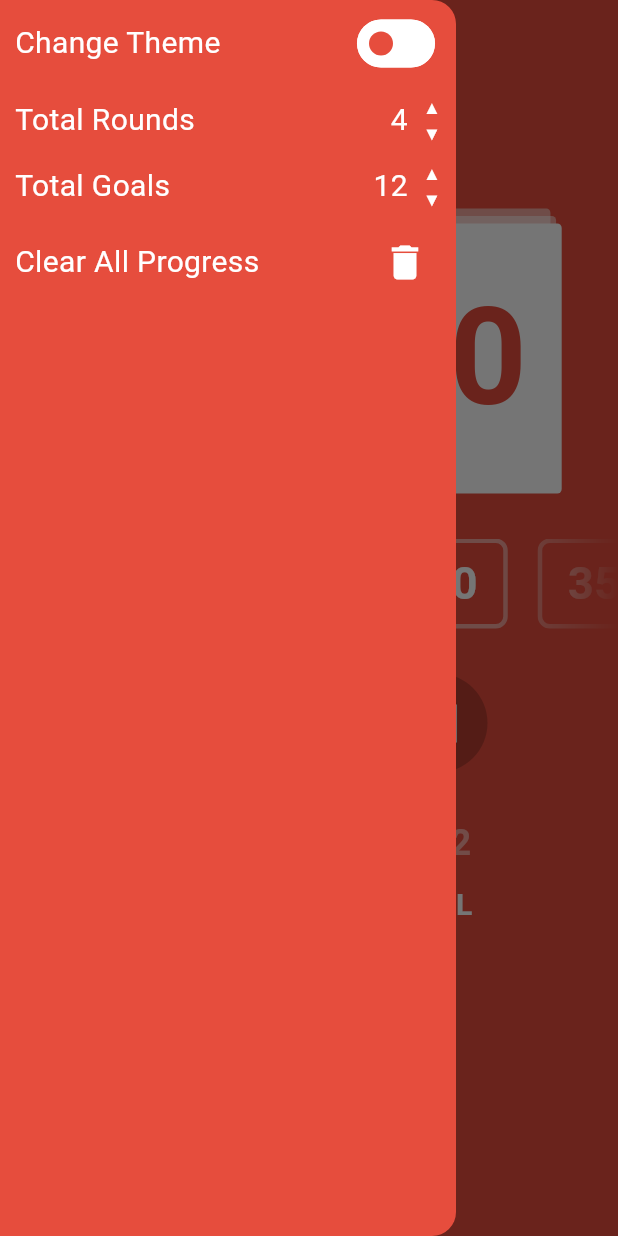
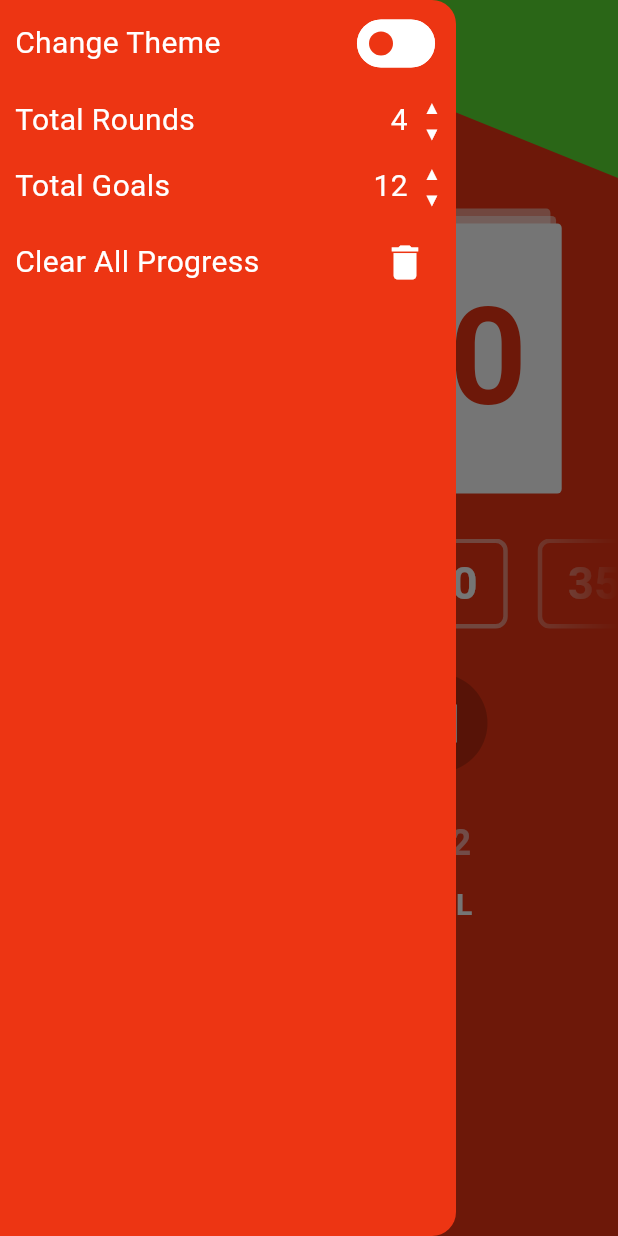
Before and after one commit to WonHyun/flutter-study-challenge, a Flutter app: the screen it shows after launch, after a tap on the "menu" icon, on a phone screen of 412 x 824 dp. Run offline on Flutter 3.47's test engine with Material 3 defaults, Android fonts, the phone set to English and light mode, and no system bars.

Commit message:
feat: implement calyx design

```diff
--- a/pomotimer/lib/global/colors.dart
+++ b/pomotimer/lib/global/colors.dart
@@ -1,6 +1,7 @@
 import 'dart:ui';
 
 class ThemeColors {
-  static const tomatoPrimary = Color(0xFFE64D3D);
-  static const eggplantPrimary = Color(0xff6200ee);
+  static const tomatoPrimary = Color(0xFFED3513);
+  static const eggplantPrimary = Color(0xFF552351);
+  static const plantGreen = Color(0xFF5BDE33);
 }
--- a/pomotimer/lib/screens/pomodoro_main_screen.dart
+++ b/pomotimer/lib/screens/pomodoro_main_screen.dart
@@ -1,4 +1,6 @@
 import 'package:flutter/material.dart';
+import 'package:pomotimer/global/colors.dart';
+import 'package:pomotimer/global/context_extension.dart';
 import 'package:pomotimer/widgets/guide_text.dart';
 import 'package:pomotimer/widgets/pomodoro_app_bar.dart';
 import 'package:pomotimer/widgets/pomodoro_drawer.dart';
@@ -29,7 +31,22 @@ class _PomodoroMainScreenState extends State<PomodoroMainScreen> {
       child: Scaffold(
         key: _scaffoldKey,
         body: SingleChildScrollView(
-          child: Column(
+          child: Stack(
+            children: [
+              Container(
+                height: context.deviceHeight / 12,
+                decoration: const BoxDecoration(
+                  color: ThemeColors.plantGreen,
+                ),
+              ),
+              Positioned(
+                top: context.deviceHeight / 12,
+                child: CustomPaint(
+                  painter: CalyxPainter(),
+                  size: Size(context.deviceWidth, 50),
+                ),
+              ),
+              Column(
                 children: [
                   PomodoroAppBar(onMenuTap: _onMenuTap),
                   const SizedBox(height: 20),
@@ -44,9 +61,38 @@ class _PomodoroMainScreenState extends State<PomodoroMainScreen> {
                   const ProgressStatusIndicator(),
                 ],
               ),
+            ],
+          ),
         ),
         drawer: const PomodoroDrawer(),
       ),
     );
   }
 }
+
+class CalyxPainter extends CustomPainter {
+  @override
+  void paint(Canvas canvas, Size size) {
+    var paint = Paint()
+      ..color = ThemeColors.plantGreen
+      ..style = PaintingStyle.fill;
+
+    var path = Path();
+
+    path.moveTo(0, 0);
+    path.lineTo(0, size.height);
+    path.lineTo(size.width * 0.3, 0);
+    path.lineTo(size.width * 0.5, size.height);
+    path.lineTo(size.width * 0.7, 0);
+    path.lineTo(size.width, size.height);
+    path.lineTo(size.width, 0);
+    path.close();
+
+    canvas.drawPath(path, paint);
+  }
+
+  @override
+  bool shouldRepaint(covariant CustomPainter oldDelegate) {
+    return false;
+  }
+}
--- a/pomotimer/lib/widgets/pomodoro_app_bar.dart
+++ b/pomotimer/lib/widgets/pomodoro_app_bar.dart
@@ -11,7 +11,8 @@ class PomodoroAppBar extends StatelessWidget {
   @override
   Widget build(BuildContext context) {
     return AppBar(
-      centerTitle: false,
+      backgroundColor: Colors.transparent,
+      surfaceTintColor: Colors.transparent,
       leading: IconButton(
         onPressed: onMenuTap,
         icon: const Icon(Icons.menu),
```
Lines whose indentation alone changed are shown as unchanged.
